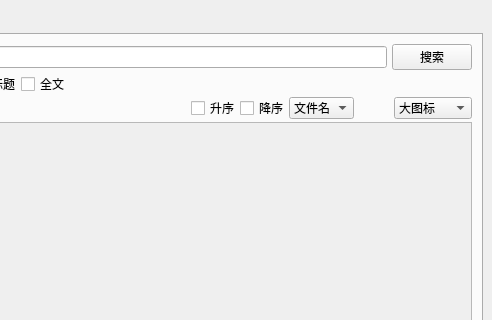
Qt form search.ui (tsukishima1321/Closet) before a commit; both pictures show x 508 to 1000 and y 0 to 320 of the 1000 by 600 pixel window.
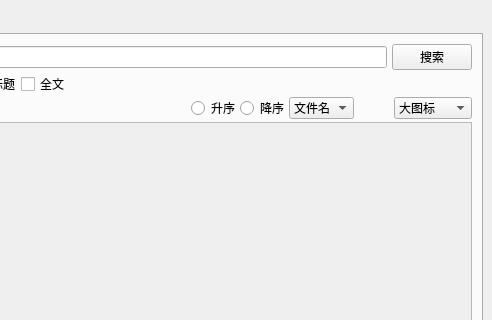
The same form after that commit. Custom widgets are drawn as their Qt base class.

The edit to the form file:
```diff
--- a/search.ui
+++ b/search.ui
@@ -272,14 +272,14 @@
            </spacer>
           </item>
           <item>
-           <widget class="QCheckBox" name="checkBoxAsc">
+           <widget class="QRadioButton" name="radioButtonAsc">
             <property name="text">
              <string>升序</string>
             </property>
            </widget>
           </item>
           <item>
-           <widget class="QCheckBox" name="checkBoxDesc">
+           <widget class="QRadioButton" name="radioButtonDesc">
             <property name="text">
              <string>降序</string>
             </property>
```
